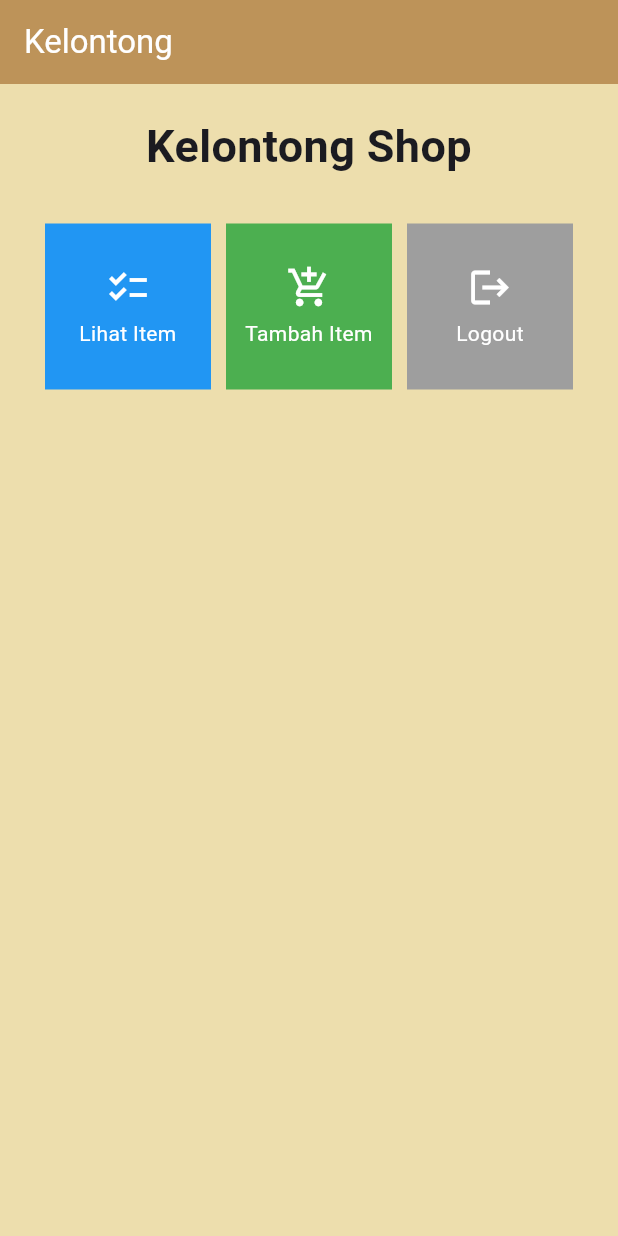
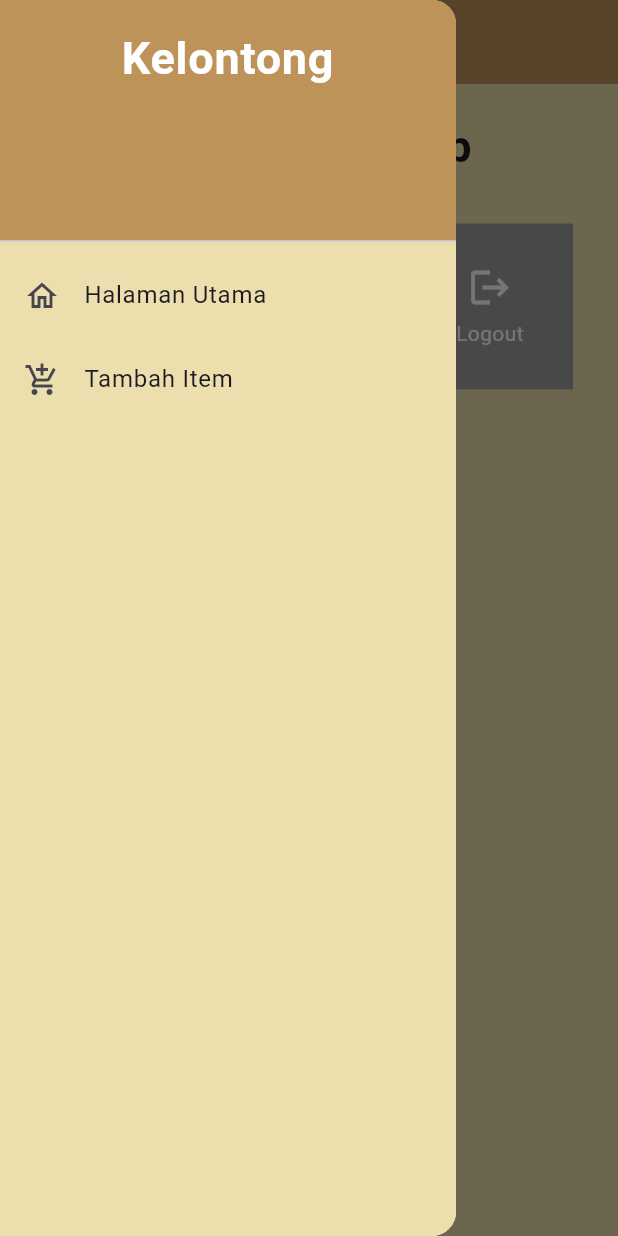
Before and after one commit to renamartha/kelontong-mobile, a Flutter app: the screen it shows after launch, with the side drawer open (before the commit the screen has no drawer), on a phone screen of 412 x 824 dp. Run offline on Flutter 3.47's test engine with Material 2 defaults, Android fonts, the phone set to English and light mode, and no system bars.

Commit message:
tugas 8 selesai

```diff
--- a/lib/main.dart
+++ b/lib/main.dart
@@ -1,5 +1,5 @@
 import 'package:flutter/material.dart';
-import 'package:kelontong/menu.dart';
+import 'package:kelontong/screens/menu.dart';
 
 void main() {
   runApp(const MyApp());
--- a/lib/menu.dart
+++ b/lib/screens/menu.dart
@@ -1,4 +1,6 @@
 import 'package:flutter/material.dart';
+import 'package:kelontong/widgets/left_drawer.dart';
+import 'package:kelontong/widgets/shop_card.dart';
 
 class MyHomePage extends StatelessWidget {
   MyHomePage({Key? key}) : super(key: key);
@@ -13,12 +15,14 @@
   Widget build(BuildContext context) {
     return Scaffold(
       appBar: AppBar(
-        backgroundColor : Color.fromRGBO(189, 147, 89, 1.0),
+        backgroundColor :  const Color.fromRGBO(189, 147, 89, 1.0),
         title: const Text(
           'Kelontong',
           style: TextStyle(color: Colors.white),
         ),
       ),
+      // Menampilkan drawer
+      drawer: const LeftDrawer(),
       body: SingleChildScrollView(
         // Widget wrapper yang dapat discroll
         child: Padding(
@@ -56,62 +60,8 @@
           ),
         ),
       ),
-      backgroundColor: Color.fromRGBO(237, 222, 173, 1.0),
+      // Mengubah warna background untuk halaman utama
+      backgroundColor:  const Color.fromRGBO(237, 222, 173, 1.0),
     );
   }
 }
-
-class Tombol {
-  final String name;
-  final IconData icon;
-  final Color color;
-
-  Tombol(this.name, this.icon, this.color);
-}
-
-
-class ShopCard extends StatelessWidget {
-  final Tombol item;
-
-  // Constructor
-  const ShopCard(this.item, {super.key});
-
-  @override
-  Widget build(BuildContext context) {
-    return Material(
-      color: item.color,
-      child: InkWell(
-        // Area responsive terhadap sentuhan
-        onTap: () {
-          // Memunculkan SnackBar ketika diklik
-          ScaffoldMessenger.of(context)
-            ..hideCurrentSnackBar()
-            ..showSnackBar(SnackBar(
-                content: Text("Kamu telah menekan tombol ${item.name}!")));
-        },
-        child: Container(
-          // Container untuk menyimpan Icon dan Text
-          padding: const EdgeInsets.all(8),
-          child: Center(
-            child: Column(
-              mainAxisAlignment: MainAxisAlignment.center,
-              children: [
-                Icon(
-                  item.icon,
-                  color: Colors.white,
-                  size: 30.0,
-                ),
-                const Padding(padding: EdgeInsets.all(3)),
-                Text(
-                  item.name,
-                  textAlign: TextAlign.center,
-                  style: const TextStyle(color: Colors.white),
-                ),
-              ],
-            ),
-          ),
-        ),
-      ),
-    );
-  }
-}
--- /dev/null
+++ b/lib/widgets/left_drawer.dart
@@ -0,0 +1,71 @@
+import 'package:flutter/material.dart';
+import 'package:kelontong/screens/menu.dart';
+import 'package:kelontong/screens/shoplist_form.dart';
+
+
+class LeftDrawer extends StatelessWidget {
+  const LeftDrawer({super.key});
+
+  @override
+  Widget build(BuildContext context) {
+    return Drawer(
+      // Mengubah warna background drawer
+      child: Container(
+        color: const Color.fromRGBO(237, 222, 173, 1.0),
+        child: ListView(
+          children: [
+            // Drawer Header
+            const DrawerHeader(
+              decoration: BoxDecoration(
+                color: Color.fromRGBO(189, 147, 89, 1.0),
+              ),
+              child: Column(
+                children: [
+                  Text(
+                    'Kelontong',
+                    textAlign: TextAlign.center,
+                    style: TextStyle(
+                      fontSize: 30,
+                      fontWeight: FontWeight.bold,
+                      color: Colors.white,
+                    ),
+                  ),
+                  Padding(padding: EdgeInsets.all(10)),
+                ],
+              ),
+            ),
+
+            // Routing
+            ListTile(
+              leading: const Icon(Icons.home_outlined),
+              title: const Text('Halaman Utama'),
+              // Redirection ke MyHomePage
+              onTap: () {
+                Navigator.pushReplacement(
+                  context,
+                  MaterialPageRoute(
+                    builder: (context) => MyHomePage(),
+                  )
+                );
+              },
+            ),
+
+            ListTile(
+              leading: const Icon(Icons.add_shopping_cart),
+              title: const Text('Tambah Item'),
+              // Redirection ke ShopFormPage
+              onTap: () {
+                Navigator.push(
+                  context,
+                  MaterialPageRoute(
+                    builder: (context) => ShopFormPage(),
+                  )
+                );
+              },
+            ),
+          ],
+        ),
+      )
+    );
+  }
+}
--- /dev/null
+++ b/lib/widgets/shop_card.dart
@@ -0,0 +1,65 @@
+import 'package:flutter/material.dart';
+import 'package:kelontong/screens/shoplist_form.dart';
+
+class Tombol {
+  final String name;
+  final IconData icon;
+  final Color color;
+
+  Tombol(this.name, this.icon, this.color);
+}
+
+class ShopCard extends StatelessWidget {
+  final Tombol item;
+
+  // Constructor
+  const ShopCard(this.item, {super.key});
+
+  @override
+  Widget build(BuildContext context) {
+    return Material(
+      color: item.color,
+      child: InkWell(
+        // Area responsive terhadap sentuhan
+        onTap: () {
+          // Memunculkan SnackBar ketika diklik
+          ScaffoldMessenger.of(context)
+            ..hideCurrentSnackBar()
+            ..showSnackBar(SnackBar(
+                content: Text("Kamu telah menekan tombol ${item.name}!")));
+
+          // Menambah navigasi pada tombol Tambah Item
+          if (item.name == "Tambah Item") {
+            Navigator.push(
+                context,
+                MaterialPageRoute(
+                  builder: (context) => const ShopFormPage(),
+                ));
+          }
+        },
+        child: Container(
+          // Container untuk menyimpan Icon dan Text
+          padding: const EdgeInsets.all(8),
+          child: Center(
+            child: Column(
+              mainAxisAlignment: MainAxisAlignment.center,
+              children: [
+                Icon(
+                  item.icon,
+                  color: Colors.white,
+                  size: 30.0,
+                ),
+                const Padding(padding: EdgeInsets.all(3)),
+                Text(
+                  item.name,
+                  textAlign: TextAlign.center,
+                  style: const TextStyle(color: Colors.white),
+                ),
+              ],
+            ),
+          ),
+        ),
+      ),
+    );
+  }
+}
```
Also changed, not shown: lib/screens/shoplist_form.dart (added, +198 -0 lines), 1 other file.
